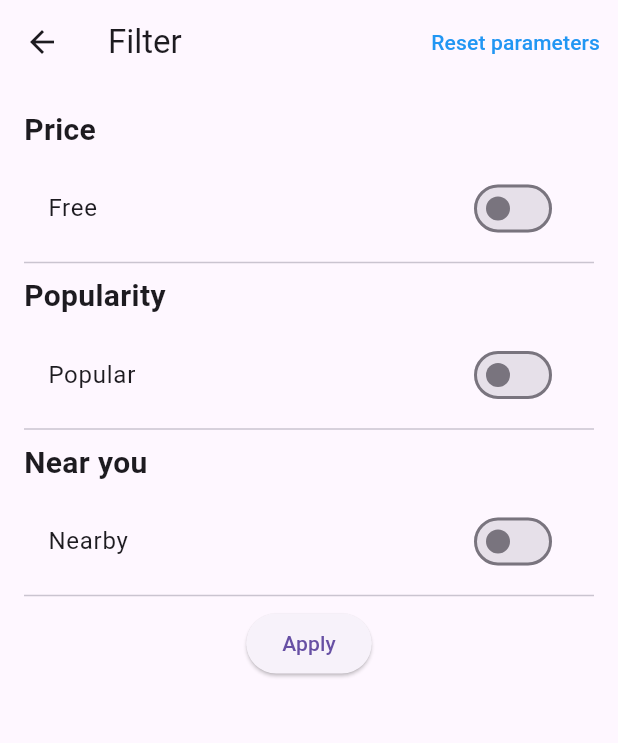
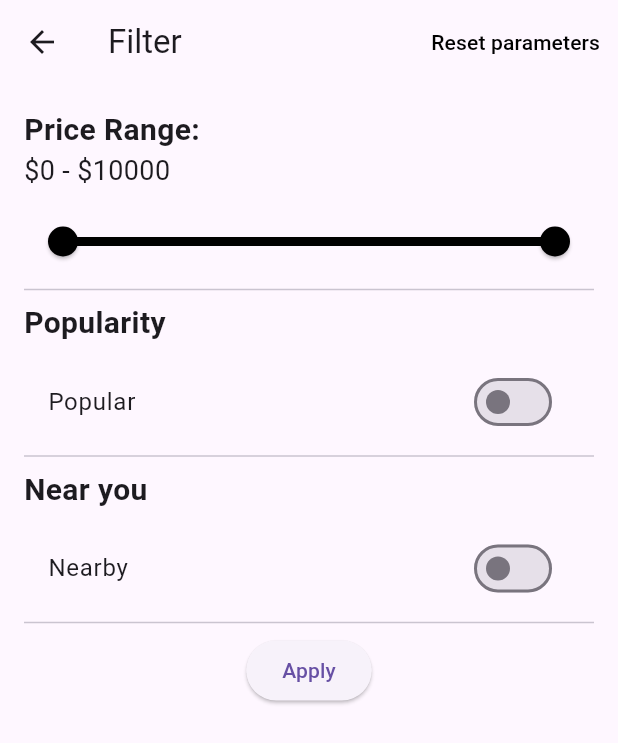
Before and after one commit to the-code-team/PostIn-App, a Flutter app: the EventsFilterPage screen opened directly, on a phone screen of 412 x 824 dp. Shown: the top 743 px of the screen. Run offline on Flutter 3.47's test engine with Material 3 defaults, Android fonts, the phone set to English and light mode, and no system bars; our stand-ins replace flutter_map, latlong2; statements that could not run were skipped.

Commit message:
feat: filtre PriceBar

```diff
--- a/lib/components/filter/filterPage.dart
+++ b/lib/components/filter/filterPage.dart
@@ -7,9 +7,9 @@ class EventsFilterPage extends StatefulWidget {
 
 class _EventsFilterPageState extends State<EventsFilterPage> {
   // Variables to store filter states
-  bool _isFreeSelected = false;
   bool _isPopularSelected = false;
   bool _isNearbySelected = false;
+  RangeValues _priceRange = RangeValues(0, 10000);
 
   @override
   Widget build(BuildContext context) {
@@ -21,15 +21,15 @@ class _EventsFilterPageState extends State<EventsFilterPage> {
             onPressed: () {
               // Reset all parameters
               setState(() {
-                _isFreeSelected = false;
                 _isPopularSelected = false;
                 _isNearbySelected = false;
+                _priceRange = RangeValues(0, 10000);
               });
             },
             child: Text(
               'Reset parameters',
               style: TextStyle(
-                color: Colors.blue,
+                color: Theme.of(context).primaryColor,
               ),
             ),
           ),
@@ -41,21 +41,36 @@ class _EventsFilterPageState extends State<EventsFilterPage> {
           crossAxisAlignment: CrossAxisAlignment.start,
           children: [
             Text(
-              'Price',
+              'Price Range:',
               style: TextStyle(
                 fontSize: 20,
                 fontWeight: FontWeight.bold,
               ),
             ),
+            Text(
+              '\$${_priceRange.start.round()} - \$${_priceRange.end.round()}',
+              style: TextStyle(
+                fontSize: 18,
+                fontWeight: FontWeight.normal,
+              ),
+            ),
             SizedBox(height: 10),
-            SwitchListTile(
-              title: Text('Free'),
-              value: _isFreeSelected,
-              onChanged: (value) {
+            RangeSlider(
+              values: _priceRange,
+              min: 0,
+              max: 10000,
+              divisions: 10000,
+              onChanged: (RangeValues values) {
                 setState(() {
-                  _isFreeSelected = value;
+                  _priceRange = values;
                 });
               },
+              labels: RangeLabels(
+                '\$${_priceRange.start.round()}',
+                '\$${_priceRange.end.round()}',
+              ),
+              activeColor: Theme.of(context)
+                  .primaryColor, // Color principal de la aplicación
             ),
             Divider(),
             Text(
```
